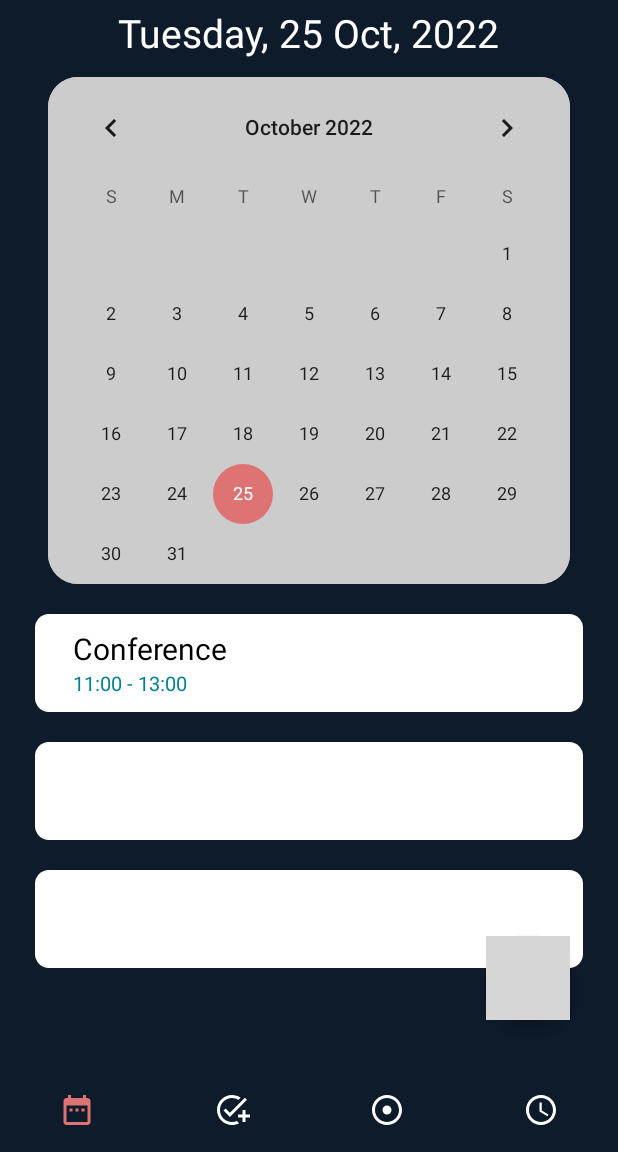
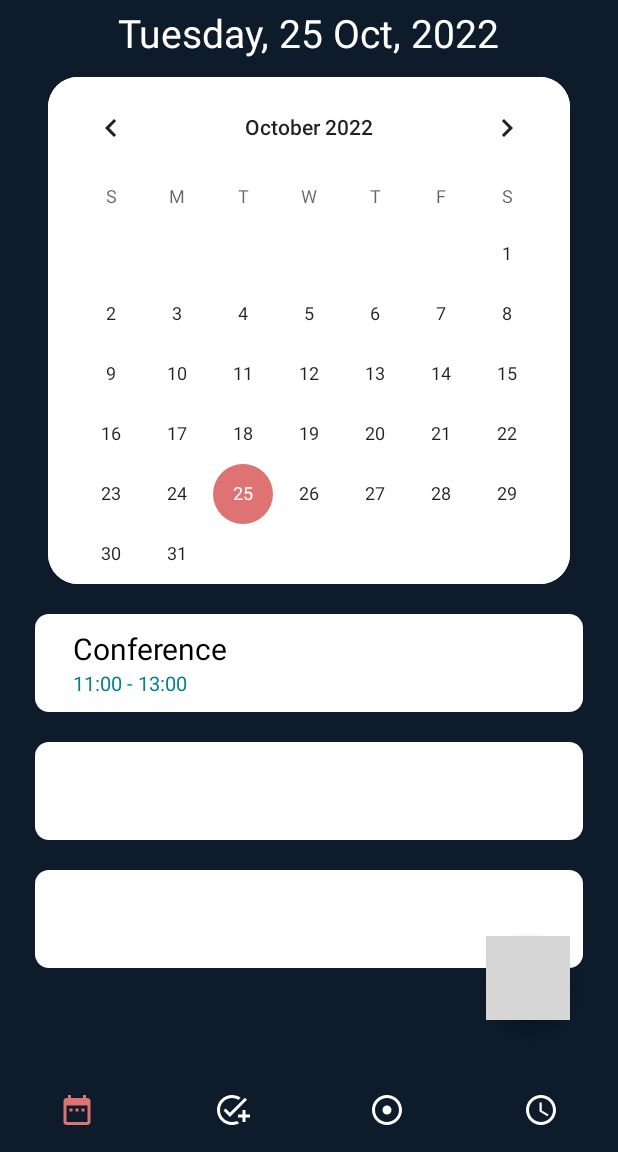
Before and after one commit to Secret-Delta/Delta, an Android app: the screen it shows after launch (MainActivity), on a phone screen of 412 x 824 dp, the part 84-1236 px from its top. Run offline under Robolectric (Android 15) with nearby library versions, the phone set to English and light mode, and no system bars; grey boxes are pictures that could not be loaded.

Commit message:
minor changes

```diff
--- a/app/src/main/res/drawable/calendar_background.xml
+++ b/app/src/main/res/drawable/calendar_background.xml
@@ -4,6 +4,6 @@
         android:radius="20dp"
         />
     <solid
-        android:color="@color/lightGray"
+        android:color="@color/White"
         />
 </shape>
--- a/app/src/main/res/layout/activity_new_calendar_event.xml
+++ b/app/src/main/res/layout/activity_new_calendar_event.xml
@@ -185,7 +185,7 @@
                     android:paddingLeft="25dp"
                     android:paddingTop="3dp"
                     android:text="@string/txtEnteredName"
-                    android:textColor="@color/White"
+                    android:textColor="@color/black"
                     android:textColorHint="#979696"
                     android:textSize="20sp" />
             </LinearLayout>
--- a/app/src/main/res/values/strings.xml
+++ b/app/src/main/res/values/strings.xml
@@ -35,5 +35,4 @@
     <string name="your_achievements">Your Achievements</string>
     <string name="emailAcc">Email</string>
 
-
 </resources>
```
